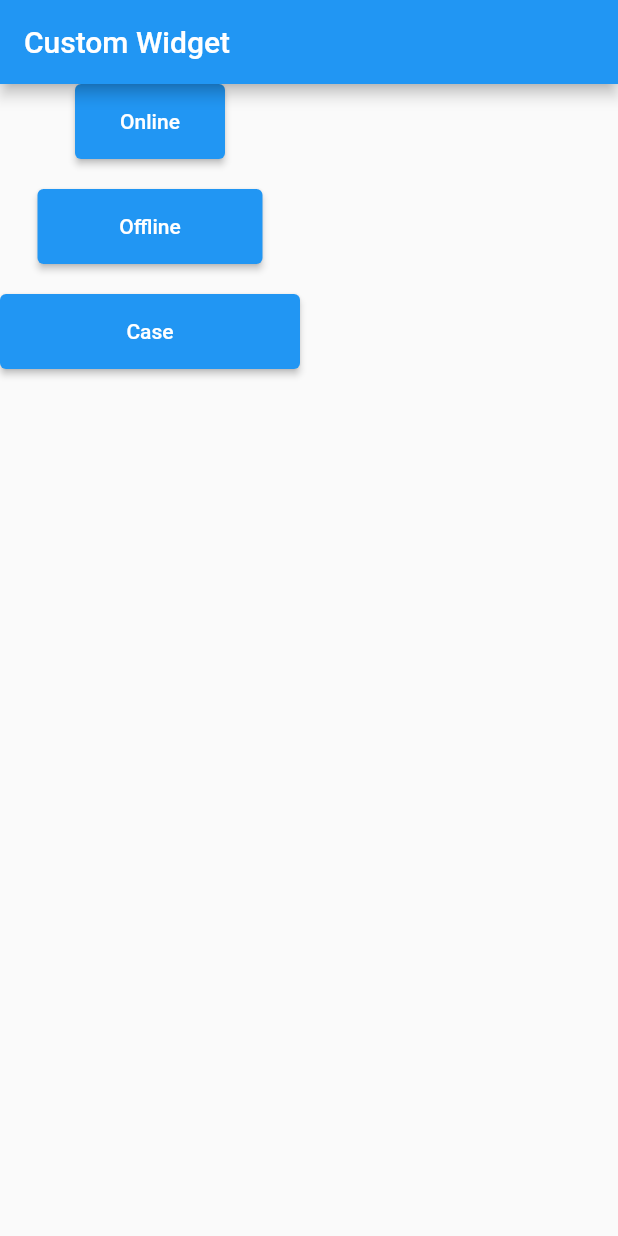
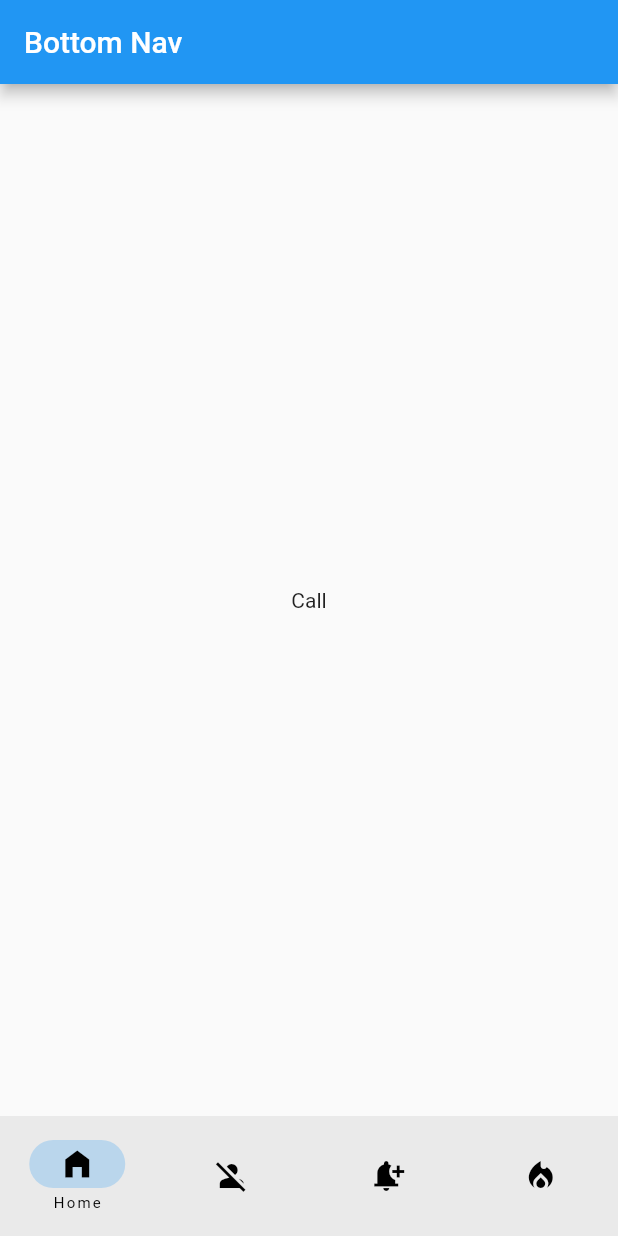
Before and after one commit to iamnilam/my_flutter_code_practicle, a Flutter app: the screen it shows after launch, on a phone screen of 412 x 824 dp. Run offline on Flutter 3.47's test engine with Material 2 defaults, Android fonts, the phone set to English and light mode, and no system bars; our stand-ins replace flutter_custom_clippers; missing offline and left inert: dart:js.

Commit message:
bottom navigation bar

```diff
--- /dev/null
+++ b/lib/appBar/bottomnav/bottomNav.dart
@@ -0,0 +1,48 @@
+import 'package:flutter/material.dart';
+import 'package:ws_code_practicle/appBar/tabs/callTab.dart';
+import 'package:ws_code_practicle/appBar/tabs/statusTab.dart';
+
+class BottomNavigationBarScreen extends StatefulWidget {
+  const BottomNavigationBarScreen({super.key});
+
+  @override
+  State<BottomNavigationBarScreen> createState() => _BottomNavigationBarScreenState();
+}
+
+class _BottomNavigationBarScreenState extends State<BottomNavigationBarScreen> {
+
+  List<Widget> listNavPages = [
+    CallTabScreen(),
+    StatusTabsScreen(),
+    StatusTabsScreen(),
+    StatusTabsScreen(),
+  ];
+
+  int mSelectIndex = 0;
+
+  @override
+  Widget build(BuildContext context) {
+    return Scaffold(
+      appBar: AppBar(
+        title: const Text("Bottom Nav"),
+      ),
+      body: listNavPages[mSelectIndex],
+      bottomNavigationBar: NavigationBar(
+        labelBehavior: NavigationDestinationLabelBehavior.onlyShowSelected,
+        selectedIndex: mSelectIndex,
+        onDestinationSelected: (index){
+        mSelectIndex = index;
+        setState(() {
+
+        });
+        },
+        destinations: const[
+          NavigationDestination(icon: Icon(Icons.home_filled), label: "Home"),
+          NavigationDestination(icon: Icon(Icons.person_off), label: "User"),
+          NavigationDestination(icon: Icon(Icons.notification_add), label: "Notification"),
+          NavigationDestination(icon: Icon(Icons.local_fire_department), label: "Welcome"),
+        ],
+      ),
+    );
+  }
+}
--- /dev/null
+++ b/lib/appBar/tabs/callTab.dart
@@ -0,0 +1,14 @@
+import 'package:flutter/material.dart';
+
+class CallTabScreen extends StatelessWidget {
+  const CallTabScreen({super.key});
+
+  @override
+  Widget build(BuildContext context) {
+    return Scaffold(
+      body: Center(
+        child: Text("Call"),
+      ),
+    );
+  }
+}
--- a/lib/main.dart
+++ b/lib/main.dart
@@ -1,4 +1,8 @@
 import 'package:flutter/material.dart';
+import 'package:ws_code_practicle/appBar/appBar.dart';
+import 'package:ws_code_practicle/appBar/bottomnav/bottomNav.dart';
+import 'package:ws_code_practicle/appBar/sliverAppbar.dart';
+import 'package:ws_code_practicle/appBar/tabs_example.dart';
 import 'package:ws_code_practicle/custome_btn/custome_btn.dart';
 import 'package:ws_code_practicle/listviewbuilder/listview.dart';
 import 'package:flutter_custom_clippers/flutter_custom_clippers.dart';
@@ -10,9 +14,12 @@ class ClipperDemo extends StatelessWidget {
 
   @override
   Widget build(BuildContext context) {
-    return const MaterialApp(
+    return  const MaterialApp(
       debugShowCheckedModeBanner: false,
-      home: CustomButton(),
+      //home: CustomButton(),
+     // home:  MySliverAppBar(),
+      //home: TabExample(),
+      home: BottomNavigationBarScreen(),
     );
   }
 }
```
Also changed, not shown: lib/appBar/appBar.dart (added, +94 -0 lines), lib/appBar/sliverAppbar.dart (added, +41 -0 lines), lib/appBar/tabs/chatTab.dart (added, +17 -0 lines), lib/appBar/tabs/statusTab.dart (added, +14 -0 lines), lib/appBar/tabs_example.dart (added, +93 -0 lines).
